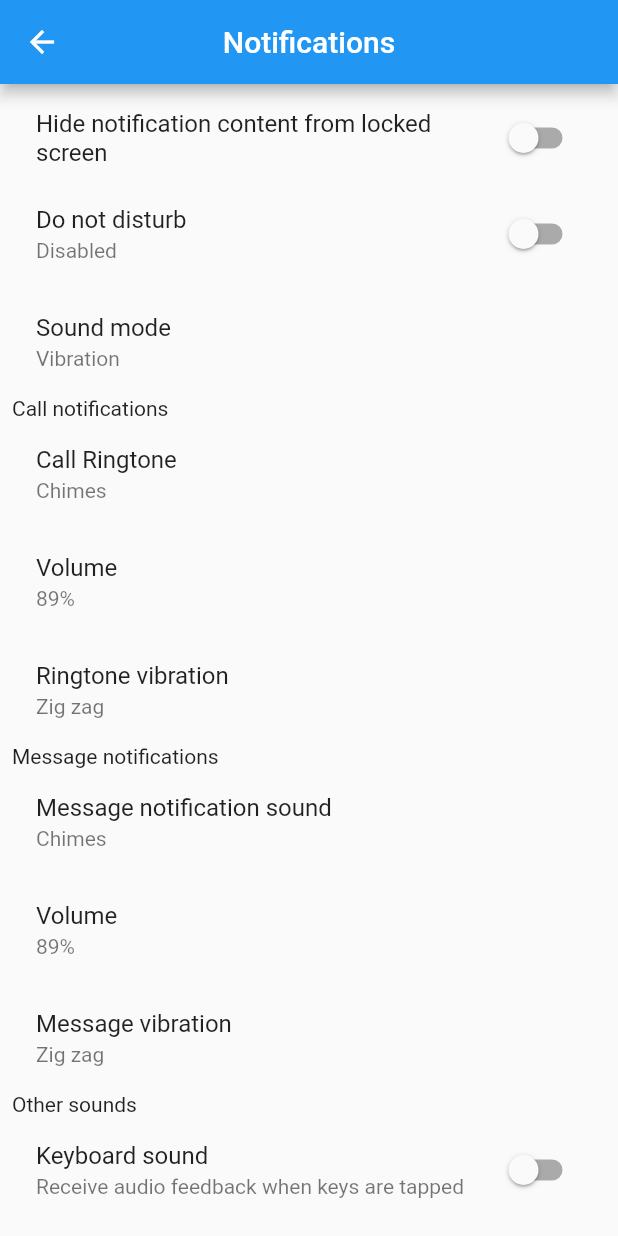
After one commit to kwe-k-u/settings, a Flutter app: the screen it shows after launch, after a tap on "Notifications", on a phone screen of 412 x 824 dp. The commit adds this screen. Run offline on Flutter 3.47's test engine with Material 2 defaults, Android fonts, the phone set to English and light mode, and no system bars.

Commit message:
Added basic notifications ui

```diff
--- a/lib/UI/HomePage.dart
+++ b/lib/UI/HomePage.dart
@@ -1,4 +1,5 @@
 import 'package:flutter/material.dart';
+import 'package:settings/UI/NotificationsPage.dart';
 
 
 class HomePage extends StatefulWidget {
@@ -46,6 +47,11 @@ class _HomePageState extends State<HomePage> {
               ListTile(
                 leading: Icon(Icons.circle_notifications),
                 title: Text("Notifications"),
+                onTap: (){
+                  Navigator.push(context, MaterialPageRoute(
+                      builder: (context)=> NotificationsPage())
+                  );
+                },
               ),
 
 
--- /dev/null
+++ b/lib/UI/NotificationsPage.dart
@@ -0,0 +1,136 @@
+import 'package:flutter/material.dart';
+
+class NotificationsPage extends StatefulWidget {
+  @override
+  _NotificationsPageState createState() => _NotificationsPageState();
+}
+
+class _NotificationsPageState extends State<NotificationsPage> {
+  @override
+  Widget build(BuildContext context) {
+    return MaterialApp(
+      home: Scaffold(
+        appBar: AppBar(
+          title: Text("Notifications"),
+          centerTitle: true,
+          leading: BackButton(
+            onPressed: (){
+              Navigator.pop(context);
+            },
+          ),
+        ),
+
+        body: Container(
+          padding: EdgeInsets.all(8.0),
+          child: ListView(
+            children: [
+
+
+              SwitchListTile(
+                value: false,
+                onChanged: (value){
+
+                },
+                title: Text("Hide notification content from locked screen"),
+              ),
+
+
+              SwitchListTile(
+                value: false,
+                onChanged: (value){
+
+                },
+                title: Text("Do not disturb"),
+                subtitle: Text("Disabled"),
+              ),
+
+
+              ListTile(
+                title: Text("Sound mode"),
+                subtitle: Text("Vibration"),
+              ),
+
+
+
+              Text("Call notifications"),
+
+              ListTile(
+                title: Text("Call Ringtone"),
+                subtitle: Text("Chimes"),
+              ),
+
+
+              ListTile(
+                title: Text("Volume"),
+                subtitle: Text("89%"),
+              ),
+
+
+              ListTile(
+                title: Text("Ringtone vibration"),
+                subtitle: Text("Zig zag"),
+              ),
+
+
+
+
+              Text("Message notifications"),
+
+              ListTile(
+                title: Text("Message notification sound"),
+                subtitle: Text("Chimes"),
+              ),
+
+
+              ListTile(
+                title: Text("Volume"),
+                subtitle: Text("89%"),
+              ),
+
+
+              ListTile(
+                title: Text("Message vibration"),
+                subtitle: Text("Zig zag"),
+              ),
+
+
+
+              Text("Other sounds"),
+
+              SwitchListTile(
+                value: false,
+                onChanged: (value){
+
+                },
+                title: Text("Keyboard sound"),
+                subtitle: Text("Receive audio feedback when keys are tapped"),
+              ),
+
+
+              SwitchListTile(
+                value: false,
+                onChanged: (value){
+
+                },
+                title: Text("Lock sound"),
+                subtitle: Text("Receive audio feedback when locking and unlocking device"),
+              ),
+
+
+              SwitchListTile(
+                value: false,
+                onChanged: (value){
+
+                },
+                title: Text("Dailing keypad sound"),
+                subtitle: Text("Receive audio feedback when dailing keypad is tapped"),
+              ),
+
+
+            ],
+          ),
+        ),
+      ),
+    );
+  }
+}
```
